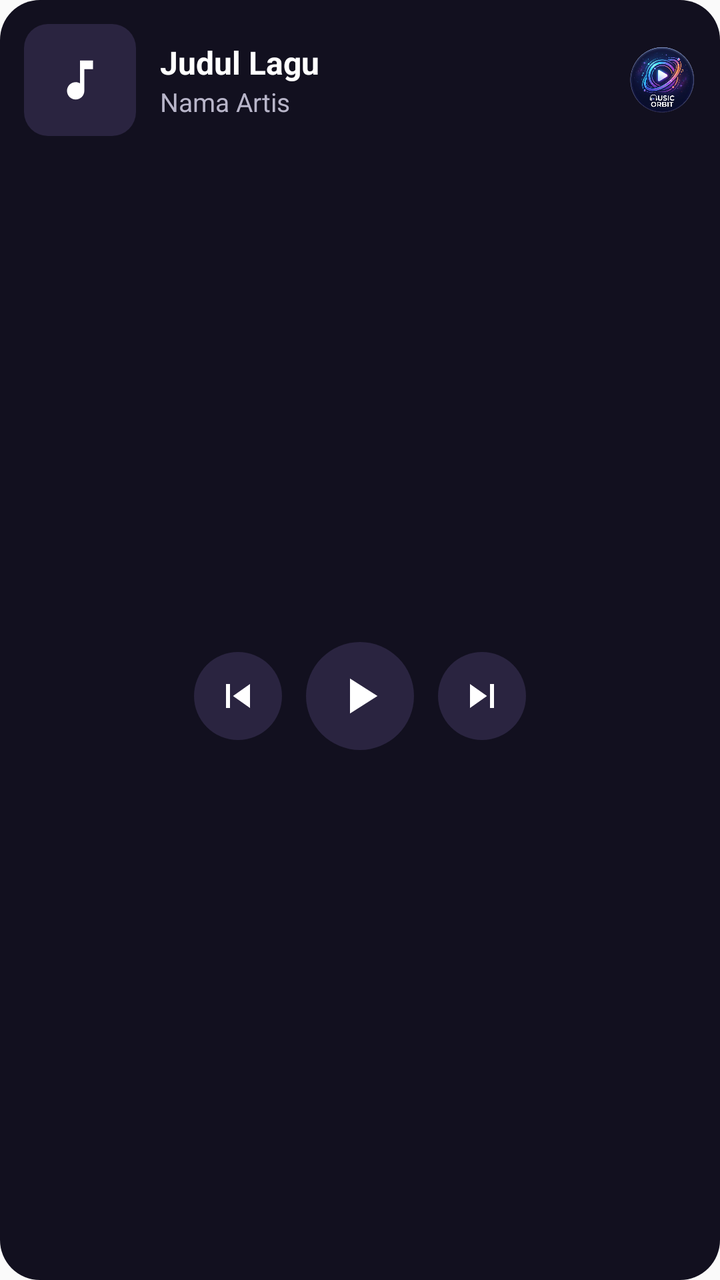
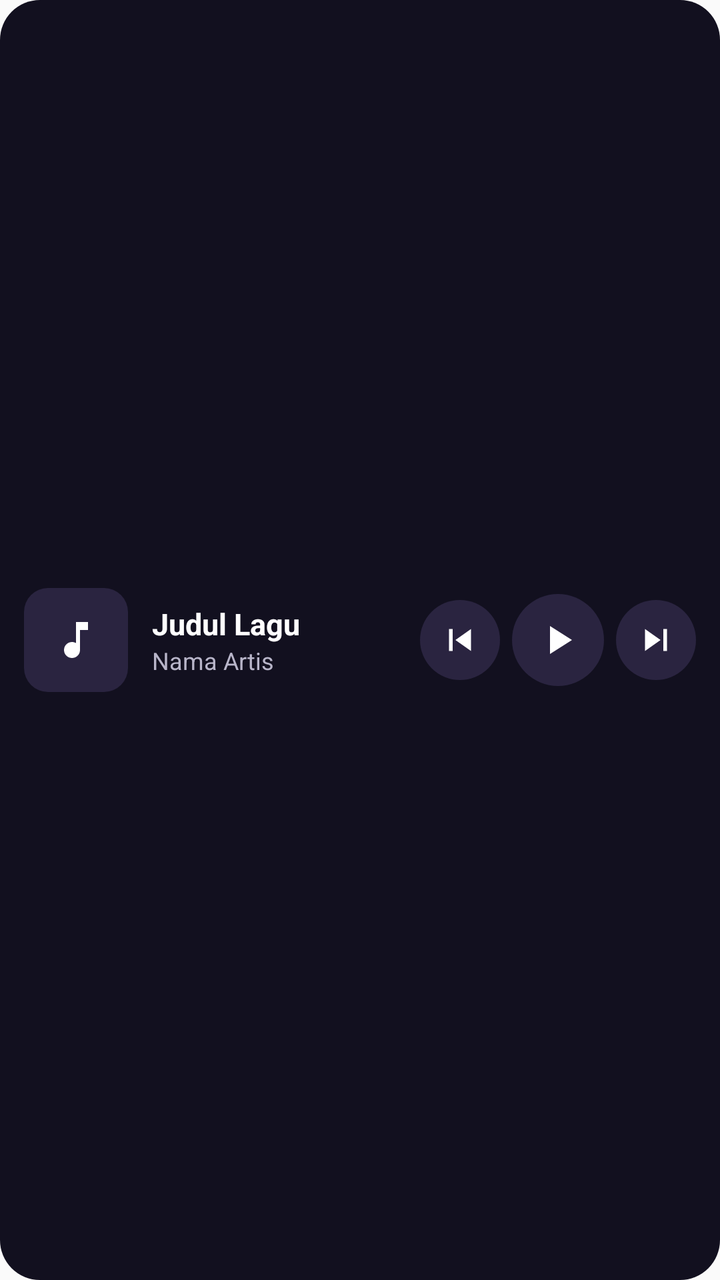

An Android layout rendered at two revisions. The XML below is the earlier revision; the diff shows what the commit changed to produce the second picture.
<!-- AndroidManifest.xml: application theme Theme.MusicOrbit -->
<!-- res/layout/widget_preview.xml -->
<?xml version="1.0" encoding="utf-8"?>
<LinearLayout xmlns:android="http://schemas.android.com/apk/res/android"
    android:layout_width="match_parent"
    android:layout_height="match_parent"
    android:orientation="vertical"
    android:background="@drawable/widget_preview_bg"
    android:padding="12dp">

    
    <LinearLayout
        android:layout_width="match_parent"
        android:layout_height="wrap_content"
        android:orientation="horizontal"
        android:gravity="center_vertical">

        <ImageView
            android:layout_width="56dp"
            android:layout_height="56dp"
            android:background="@drawable/widget_art_bg"
            android:padding="15dp"
            android:scaleType="fitCenter"
            android:src="@drawable/ic_stat_music"
            android:contentDescription="@null" />

        <LinearLayout
            android:layout_width="0dp"
            android:layout_height="wrap_content"
            android:layout_weight="1"
            android:layout_marginStart="12dp"
            android:orientation="vertical">

            <TextView
                android:layout_width="match_parent"
                android:layout_height="wrap_content"
                android:maxLines="1"
                android:ellipsize="end"
                android:text="@string/widget_preview_title"
                android:textColor="#FFFFFFFF"
                android:textSize="16sp"
                android:textStyle="bold" />

            <TextView
                android:layout_width="match_parent"
                android:layout_height="wrap_content"
                android:maxLines="1"
                android:ellipsize="end"
                android:text="@string/widget_preview_artist"
                android:textColor="#FFB8B5C9"
                android:textSize="13sp" />
        </LinearLayout>

        <ImageView
            android:layout_width="34dp"
            android:layout_height="34dp"
            android:layout_marginStart="6dp"
            android:src="@drawable/app_logo"
            android:contentDescription="@null" />
    </LinearLayout>

    
    <LinearLayout
        android:layout_width="match_parent"
        android:layout_height="0dp"
        android:layout_weight="1"
        android:orientation="horizontal"
        android:gravity="center">

        <ImageView
            android:layout_width="44dp"
            android:layout_height="44dp"
            android:background="@drawable/widget_button_bg"
            android:padding="10dp"
            android:src="@drawable/ic_widget_prev"
            android:contentDescription="@null" />

        <ImageView
            android:layout_width="54dp"
            android:layout_height="54dp"
            android:layout_marginStart="12dp"
            android:layout_marginEnd="12dp"
            android:background="@drawable/widget_button_bg"
            android:padding="12dp"
            android:src="@drawable/ic_widget_play"
            android:contentDescription="@null" />

        <ImageView
            android:layout_width="44dp"
            android:layout_height="44dp"
            android:background="@drawable/widget_button_bg"
            android:padding="10dp"
            android:src="@drawable/ic_widget_next"
            android:contentDescription="@null" />
    </LinearLayout>
</LinearLayout>
<!-- resources referenced by this layout -->
<resources>
  <!-- drawable app_logo: png bitmap (drawable-nodpi, 361399 bytes) -->
  <!-- drawable ic_stat_music (drawable) -->
  <vector xmlns:android="http://schemas.android.com/apk/res/android"
      android:width="24dp"
      android:height="24dp"
      android:viewportWidth="24"
      android:viewportHeight="24"
      android:tint="#FFFFFF">
      <path
          android:fillColor="#FFFFFF"
          android:pathData="M12,3v10.55c-0.59,-0.34 -1.27,-0.55 -2,-0.55 -2.21,0 -4,1.79 -4,4s1.79,4 4,4 4,-1.79 4,-4V7h4V3h-6z" />
  </vector>
  <!-- drawable ic_widget_next (drawable) -->
  <vector xmlns:android="http://schemas.android.com/apk/res/android"
      android:width="24dp"
      android:height="24dp"
      android:viewportWidth="24"
      android:viewportHeight="24"
      android:tint="#FFFFFFFF">
      <path
          android:fillColor="#FFFFFFFF"
          android:pathData="M6,18l8.5,-6L6,6v12zM16,6v12h2V6h-2z" />
  </vector>
  <!-- drawable ic_widget_play (drawable) -->
  <vector xmlns:android="http://schemas.android.com/apk/res/android"
      android:width="24dp"
      android:height="24dp"
      android:viewportWidth="24"
      android:viewportHeight="24"
      android:tint="#FFFFFFFF">
      <path
          android:fillColor="#FFFFFFFF"
          android:pathData="M8,5v14l11,-7z" />
  </vector>
  <!-- drawable ic_widget_prev (drawable) -->
  <vector xmlns:android="http://schemas.android.com/apk/res/android"
      android:width="24dp"
      android:height="24dp"
      android:viewportWidth="24"
      android:viewportHeight="24"
      android:tint="#FFFFFFFF">
      <path
          android:fillColor="#FFFFFFFF"
          android:pathData="M6,6h2v12L6,18zM9.5,12l8.5,6L18,6z" />
  </vector>
  <!-- drawable widget_art_bg (drawable) -->
  <?xml version="1.0" encoding="utf-8"?>
  <shape xmlns:android="http://schemas.android.com/apk/res/android"
      android:shape="rectangle">
      <solid android:color="#2A2440" />
      <corners android:radius="12dp" />
  </shape>
  <!-- drawable widget_button_bg (drawable) -->
  <?xml version="1.0" encoding="utf-8"?>
  <shape xmlns:android="http://schemas.android.com/apk/res/android"
      android:shape="oval">
      <solid android:color="#2A2440" />
  </shape>
  <!-- drawable widget_preview_bg (drawable) -->
  <?xml version="1.0" encoding="utf-8"?>
  <shape xmlns:android="http://schemas.android.com/apk/res/android"
      android:shape="rectangle">
      <solid android:color="#12101F" />
      <corners android:radius="20dp" />
  </shape>
  <string name="widget_preview_artist">Nama Artis</string>
  <string name="widget_preview_title">Judul Lagu</string>
  <style name="Theme.MusicOrbit" parent="Theme.AppCompat.Light.NoActionBar">
          
          <item name="android:windowBackground">?android:colorBackground</item>
          <item name="android:statusBarColor">@android:color/transparent</item>
          <item name="android:navigationBarColor">@android:color/transparent</item>
          <item name="android:windowLightStatusBar">true</item>
      </style>
</resources>

<!-- the commit's change to res/layout/widget_preview.xml (unified diff, before → after) -->
@@ -2,93 +2,70 @@
 <LinearLayout xmlns:android="http://schemas.android.com/apk/res/android"
     android:layout_width="match_parent"
     android:layout_height="match_parent"
-    android:orientation="vertical"
+    android:orientation="horizontal"
+    android:gravity="center_vertical"
     android:background="@drawable/widget_preview_bg"
     android:padding="12dp">
 
-    
+    <ImageView
+        android:layout_width="52dp"
+        android:layout_height="52dp"
+        android:background="@drawable/widget_art_bg"
+        android:padding="14dp"
+        android:scaleType="fitCenter"
+        android:src="@drawable/ic_stat_music"
+        android:contentDescription="@null" />
+
     <LinearLayout
-        android:layout_width="match_parent"
+        android:layout_width="0dp"
         android:layout_height="wrap_content"
-        android:orientation="horizontal"
-        android:gravity="center_vertical">
+        android:layout_weight="1"
+        android:layout_marginStart="12dp"
+        android:orientation="vertical">
 
-        <ImageView
-            android:layout_width="56dp"
-            android:layout_height="56dp"
-            android:background="@drawable/widget_art_bg"
-            android:padding="15dp"
-            android:scaleType="fitCenter"
-            android:src="@drawable/ic_stat_music"
-            android:contentDescription="@null" />
+        <TextView
+            android:layout_width="match_parent"
+            android:layout_height="wrap_content"
+            android:maxLines="1"
+            android:ellipsize="end"
+            android:text="@string/widget_preview_title"
+            android:textColor="#FFFFFFFF"
+            android:textSize="15sp"
+            android:textStyle="bold" />
 
-        <LinearLayout
-            android:layout_width="0dp"
+        <TextView
+            android:layout_width="match_parent"
             android:layout_height="wrap_content"
-            android:layout_weight="1"
-            android:layout_marginStart="12dp"
-            android:orientation="vertical">
-
-            <TextView
-                android:layout_width="match_parent"
-                android:layout_height="wrap_content"
-                android:maxLines="1"
-                android:ellipsize="end"
-                android:text="@string/widget_preview_title"
-                android:textColor="#FFFFFFFF"
-                android:textSize="16sp"
-                android:textStyle="bold" />
-
-            <TextView
-                android:layout_width="match_parent"
-                android:layout_height="wrap_content"
-                android:maxLines="1"
-                android:ellipsize="end"
-                android:text="@string/widget_preview_artist"
-                android:textColor="#FFB8B5C9"
-                android:textSize="13sp" />
-        </LinearLayout>
-
-        <ImageView
-            android:layout_width="34dp"
-            android:layout_height="34dp"
-            android:layout_marginStart="6dp"
-            android:src="@drawable/app_logo"
-            android:contentDescription="@null" />
+            android:maxLines="1"
+            android:ellipsize="end"
+            android:text="@string/widget_preview_artist"
+            android:textColor="#FFB8B5C9"
+            android:textSize="12sp" />
     </LinearLayout>
 
-    
-    <LinearLayout
-        android:layout_width="match_parent"
-        android:layout_height="0dp"
-        android:layout_weight="1"
-        android:orientation="horizontal"
-        android:gravity="center">
+    <ImageView
+        android:layout_width="40dp"
+        android:layout_height="40dp"
+        android:background="@drawable/widget_button_bg"
+        android:padding="9dp"
+        android:src="@drawable/ic_widget_prev"
+        android:contentDescription="@null" />
 
-        <ImageView
-            android:layout_width="44dp"
-            android:layout_height="44dp"
-            android:background="@drawable/widget_button_bg"
-            android:padding="10dp"
-            android:src="@drawable/ic_widget_prev"
-            android:contentDescription="@null" />
+    <ImageView
+        android:layout_width="46dp"
+        android:layout_height="46dp"
+        android:layout_marginStart="6dp"
+        android:background="@drawable/widget_button_bg"
+        android:padding="11dp"
+        android:src="@drawable/ic_widget_play"
+        android:contentDescription="@null" />
 
-        <ImageView
-            android:layout_width="54dp"
-            android:layout_height="54dp"
-            android:layout_marginStart="12dp"
-            android:layout_marginEnd="12dp"
-            android:background="@drawable/widget_button_bg"
-            android:padding="12dp"
-            android:src="@drawable/ic_widget_play"
-            android:contentDescription="@null" />
-
-        <ImageView
-            android:layout_width="44dp"
-            android:layout_height="44dp"
-            android:background="@drawable/widget_button_bg"
-            android:padding="10dp"
-            android:src="@drawable/ic_widget_next"
-            android:contentDescription="@null" />
-    </LinearLayout>
+    <ImageView
+        android:layout_width="40dp"
+        android:layout_height="40dp"
+        android:layout_marginStart="6dp"
+        android:background="@drawable/widget_button_bg"
+        android:padding="9dp"
+        android:src="@drawable/ic_widget_next"
+        android:contentDescription="@null" />
 </LinearLayout>
<!-- resource entries referenced after the edit -->
@@ -1,6 +1,5 @@
 <!-- resources referenced by this layout -->
 <resources>
-  <!-- drawable app_logo: png bitmap (drawable-nodpi, 361399 bytes) -->
   <!-- drawable ic_stat_music (drawable) -->
   <vector xmlns:android="http://schemas.android.com/apk/res/android"
       android:width="24dp"
